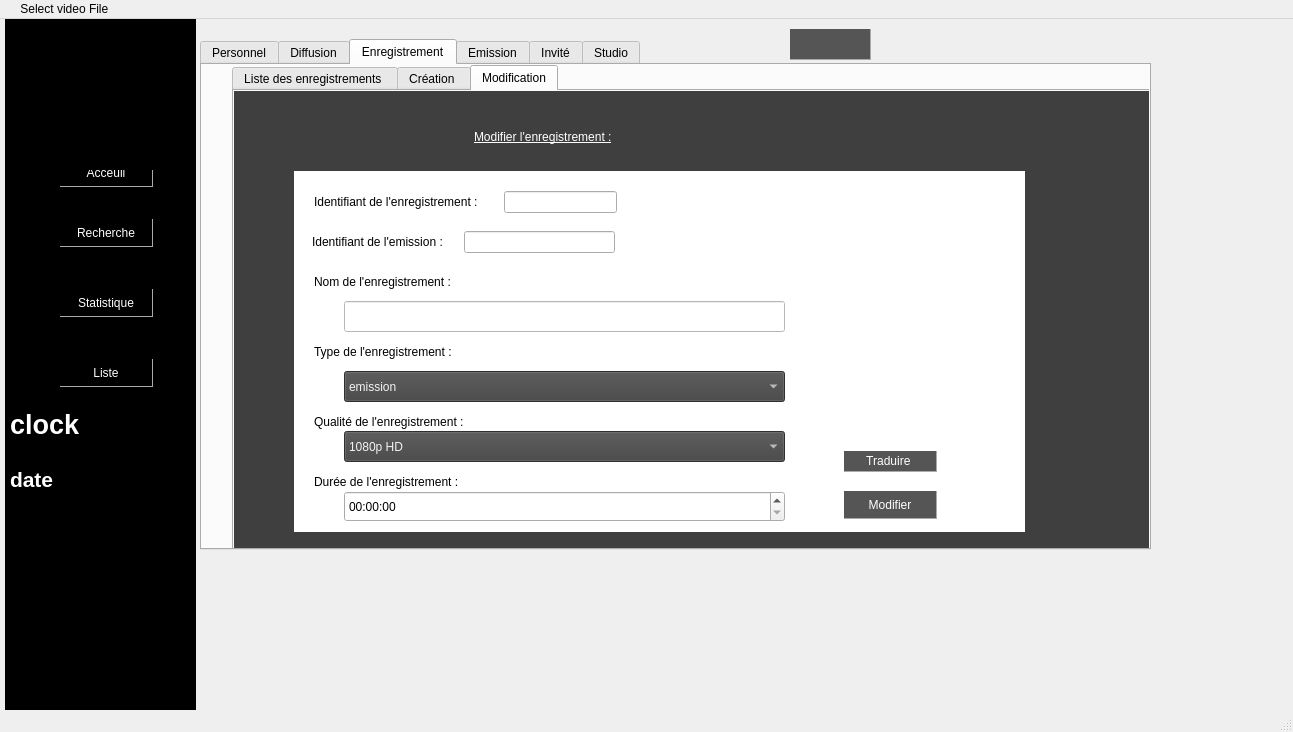
This is interf/qt/untitled3/mainwindow.ui in farahbenchikha/qt as Qt 5 draws it before an edit. The edited form follows.
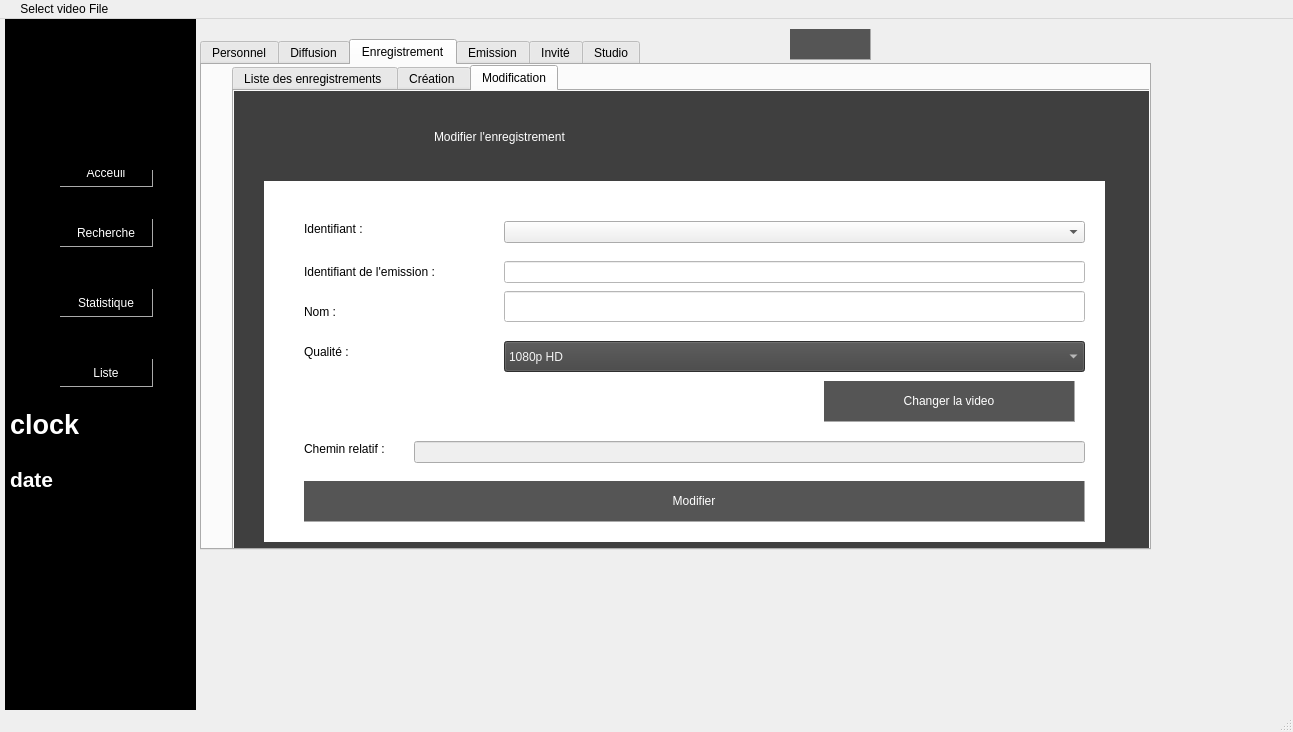
This is the edited form. The open tabs and pages were chosen to show the change. Icons and pictures are not drawn.

Diff of the .ui file:
```diff
--- a/interf/qt/untitled3/mainwindow.ui
+++ b/interf/qt/untitled3/mainwindow.ui
@@ -2711,9 +2711,9 @@
        <widget class="QLabel" name="label_128">
         <property name="geometry">
          <rect>
-          <x>60</x>
-          <y>80</y>
-          <width>731</width>
+          <x>30</x>
+          <y>90</y>
+          <width>841</width>
           <height>361</height>
          </rect>
         </property>
@@ -2724,228 +2724,190 @@
          <string/>
         </property>
        </widget>
-       <widget class="QLabel" name="label_129">
-        <property name="geometry">
-         <rect>
-          <x>80</x>
-          <y>180</y>
-          <width>161</width>
-          <height>21</height>
-         </rect>
-        </property>
-        <property name="text">
-         <string>Nom de l'enregistrement :</string>
-        </property>
-       </widget>
-       <widget class="QLineEdit" name="lineEdit_modifnom_enr">
-        <property name="geometry">
-         <rect>
-          <x>110</x>
-          <y>210</y>
-          <width>441</width>
-          <height>31</height>
-         </rect>
-        </property>
-        <property name="styleSheet">
-         <string notr="true">background-color: rgb(255, 255, 255);</string>
-        </property>
-       </widget>
-       <widget class="QComboBox" name="comboBox_modiftype_enr">
-        <property name="geometry">
-         <rect>
-          <x>110</x>
-          <y>280</y>
-          <width>441</width>
-          <height>31</height>
-         </rect>
-        </property>
-        <property name="styleSheet">
-         <string notr="true">background-color: rgb(66, 66, 66);
-color: rgb(243, 243, 243);</string>
-        </property>
-        <item>
-         <property name="text">
-          <string>emission</string>
-         </property>
-        </item>
-        <item>
-         <property name="text">
-          <string>publicite</string>
-         </property>
-        </item>
-       </widget>
-       <widget class="QLabel" name="label_130">
-        <property name="geometry">
-         <rect>
-          <x>80</x>
-          <y>250</y>
-          <width>221</width>
-          <height>21</height>
-         </rect>
-        </property>
-        <property name="text">
-         <string>Type de l'enregistrement :</string>
-        </property>
-       </widget>
-       <widget class="QComboBox" name="comboBox_modifqualite_enr">
-        <property name="geometry">
-         <rect>
-          <x>110</x>
-          <y>340</y>
-          <width>441</width>
-          <height>31</height>
-         </rect>
-        </property>
-        <property name="styleSheet">
-         <string notr="true">background-color: rgb(66, 66, 66);
-color: rgb(243, 243, 243);</string>
-        </property>
-        <item>
-         <property name="text">
-          <string>1080p HD</string>
-         </property>
-        </item>
-        <item>
-         <property name="text">
-          <string>720p</string>
-         </property>
-        </item>
-        <item>
-         <property name="text">
-          <string>480p</string>
-         </property>
-        </item>
-       </widget>
-       <widget class="QLabel" name="label_131">
-        <property name="geometry">
-         <rect>
-          <x>80</x>
-          <y>320</y>
-          <width>221</width>
-          <height>21</height>
-         </rect>
-        </property>
-        <property name="text">
-         <string>Qualité de l'enregistrement :</string>
-        </property>
-       </widget>
-       <widget class="QLabel" name="label_132">
-        <property name="geometry">
-         <rect>
-          <x>80</x>
-          <y>380</y>
-          <width>221</width>
-          <height>21</height>
-         </rect>
-        </property>
-        <property name="text">
-         <string>Durée de l'enregistrement :</string>
-        </property>
-       </widget>
-       <widget class="QTimeEdit" name="timeEdit_modifduree_enr">
-        <property name="geometry">
-         <rect>
-          <x>110</x>
-          <y>400</y>
-          <width>441</width>
-          <height>31</height>
-         </rect>
-        </property>
-       </widget>
-       <widget class="QPushButton" name="pushButton_64">
-        <property name="geometry">
-         <rect>
-          <x>610</x>
-          <y>400</y>
-          <width>93</width>
-          <height>28</height>
-         </rect>
-        </property>
-        <property name="text">
-         <string>Modifier</string>
-        </property>
-       </widget>
-       <widget class="QPushButton" name="pushButton_89">
-        <property name="geometry">
-         <rect>
-          <x>610</x>
-          <y>360</y>
-          <width>93</width>
-          <height>21</height>
-         </rect>
-        </property>
-        <property name="text">
-         <string>Traduire </string>
-        </property>
-       </widget>
-       <widget class="QLineEdit" name="lineEdit_modifid_emenr">
-        <property name="geometry">
-         <rect>
-          <x>230</x>
-          <y>140</y>
-          <width>151</width>
-          <height>22</height>
-         </rect>
-        </property>
-       </widget>
-       <widget class="QLabel" name="label_176">
-        <property name="geometry">
-         <rect>
-          <x>80</x>
-          <y>100</y>
-          <width>191</width>
-          <height>21</height>
-         </rect>
-        </property>
-        <property name="styleSheet">
-         <string notr="true">color:rgb(0, 0, 0)</string>
-        </property>
-        <property name="text">
-         <string>Identifiant de l'enregistrement :</string>
-        </property>
-       </widget>
-       <widget class="QLabel" name="label_177">
-        <property name="geometry">
-         <rect>
-          <x>78</x>
-          <y>140</y>
-          <width>151</width>
-          <height>21</height>
-         </rect>
-        </property>
-        <property name="styleSheet">
-         <string notr="true">color:rgb(0, 0, 0)</string>
-        </property>
-        <property name="text">
-         <string>Identifiant de l'emission :</string>
-        </property>
-       </widget>
-       <widget class="QLineEdit" name="lineEdit_modifid_enr">
-        <property name="geometry">
-         <rect>
-          <x>270</x>
-          <y>100</y>
-          <width>113</width>
-          <height>22</height>
-         </rect>
-        </property>
-       </widget>
        <widget class="QLabel" name="label_142">
         <property name="geometry">
          <rect>
-          <x>240</x>
+          <x>200</x>
           <y>20</y>
           <width>591</width>
           <height>51</height>
          </rect>
         </property>
         <property name="styleSheet">
-         <string notr="true">font: 16pt &quot;MS Shell Dlg 2&quot;;
-text-decoration: underline;
+         <string notr="true">font: 25pt &quot;MS Shell Dlg 2&quot;;
 color:rgb(255, 255, 255)</string>
         </property>
         <property name="text">
-         <string>Modifier l'enregistrement :</string>
+         <string>Modifier l'enregistrement</string>
+        </property>
+       </widget>
+       <widget class="QLineEdit" name="lineEdit_modifnomenr">
+        <property name="geometry">
+         <rect>
+          <x>270</x>
+          <y>200</y>
+          <width>581</width>
+          <height>31</height>
+         </rect>
+        </property>
+        <property name="styleSheet">
+         <string notr="true">background-color: rgb(255, 255, 255);</string>
+        </property>
+       </widget>
+       <widget class="QLabel" name="label_99">
+        <property name="geometry">
+         <rect>
+          <x>70</x>
+          <y>250</y>
+          <width>221</width>
+          <height>21</height>
+         </rect>
+        </property>
+        <property name="text">
+         <string>Qualité :</string>
+        </property>
+       </widget>
+       <widget class="QLabel" name="label_100">
+        <property name="geometry">
+         <rect>
+          <x>70</x>
+          <y>170</y>
+          <width>151</width>
+          <height>21</height>
+         </rect>
+        </property>
+        <property name="text">
+         <string>Identifiant de l'emission :</string>
+        </property>
+       </widget>
+       <widget class="QLabel" name="label_101">
+        <property name="geometry">
+         <rect>
+          <x>70</x>
+          <y>210</y>
+          <width>171</width>
+          <height>21</height>
+         </rect>
+        </property>
+        <property name="text">
+         <string>Nom :</string>
+        </property>
+       </widget>
+       <widget class="QComboBox" name="comboBox_modifqualite_enr_2">
+        <property name="geometry">
+         <rect>
+          <x>270</x>
+          <y>250</y>
+          <width>581</width>
+          <height>31</height>
+         </rect>
+        </property>
+        <property name="styleSheet">
+         <string notr="true">background-color: rgb(66, 66, 66);
+color: rgb(243, 243, 243);</string>
+        </property>
+        <item>
+         <property name="text">
+          <string>1080p HD</string>
+         </property>
+        </item>
+        <item>
+         <property name="text">
+          <string>720p</string>
+         </property>
+        </item>
+        <item>
+         <property name="text">
+          <string>480p</string>
+         </property>
+        </item>
+       </widget>
+       <widget class="QLineEdit" name="lineEdit_modifidenrEm">
+        <property name="geometry">
+         <rect>
+          <x>270</x>
+          <y>170</y>
+          <width>581</width>
+          <height>22</height>
+         </rect>
+        </property>
+        <property name="styleSheet">
+         <string notr="true">background-color: rgb(255, 255, 255);</string>
+        </property>
+       </widget>
+       <widget class="QLabel" name="label_102">
+        <property name="geometry">
+         <rect>
+          <x>70</x>
+          <y>130</y>
+          <width>131</width>
+          <height>16</height>
+         </rect>
+        </property>
+        <property name="text">
+         <string>Identifiant :</string>
+        </property>
+       </widget>
+       <widget class="QComboBox" name="comboBox_modifIdenr">
+        <property name="geometry">
+         <rect>
+          <x>270</x>
+          <y>130</y>
+          <width>581</width>
+          <height>22</height>
+         </rect>
+        </property>
+       </widget>
+       <widget class="QPushButton" name="pushButton_impEng_3">
+        <property name="geometry">
+         <rect>
+          <x>590</x>
+          <y>290</y>
+          <width>251</width>
+          <height>41</height>
+         </rect>
+        </property>
+        <property name="text">
+         <string>Changer la video</string>
+        </property>
+       </widget>
+       <widget class="QLineEdit" name="lineEdit_modifcheminEnr">
+        <property name="enabled">
+         <bool>false</bool>
+        </property>
+        <property name="geometry">
+         <rect>
+          <x>180</x>
+          <y>350</y>
+          <width>671</width>
+          <height>22</height>
+         </rect>
+        </property>
+       </widget>
+       <widget class="QLabel" name="label_148">
+        <property name="geometry">
+         <rect>
+          <x>70</x>
+          <y>350</y>
+          <width>111</width>
+          <height>16</height>
+         </rect>
+        </property>
+        <property name="text">
+         <string>Chemin relatif :</string>
+        </property>
+       </widget>
+       <widget class="QPushButton" name="pushButton_32">
+        <property name="geometry">
+         <rect>
+          <x>70</x>
+          <y>390</y>
+          <width>781</width>
+          <height>41</height>
+         </rect>
+        </property>
+        <property name="text">
+         <string>Modifier</string>
         </property>
        </widget>
       </widget>
```
Left out of the diff: 15 changed lines with no effect on the pictures.
